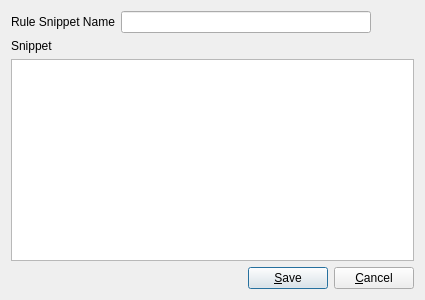
newey499/qiptables, file formdlgrulesnippet.ui: the form before one commit.
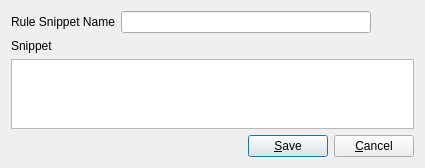
The form after the commit.

What changed in the file:
```diff
--- a/formdlgrulesnippet.ui
+++ b/formdlgrulesnippet.ui
@@ -7,7 +7,7 @@
     <x>0</x>
     <y>0</y>
     <width>425</width>
-    <height>300</height>
+    <height>155</height>
    </rect>
   </property>
   <property name="windowTitle">
```
